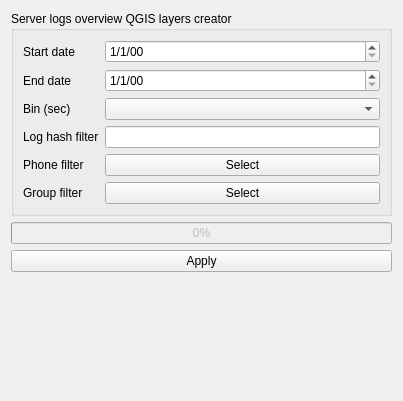
First picture: the form in Azenqos/server_overview_widget.ui, repository meritechsolutions/azenqos_qgis_plugin, before the edit.
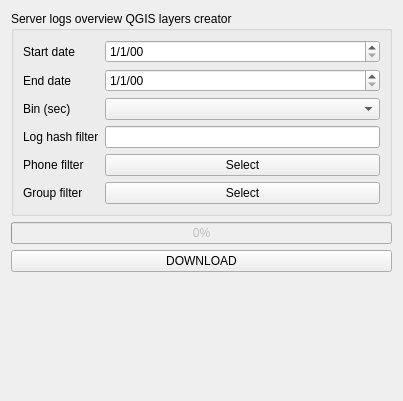
Second picture: the form after the edit.

```diff
--- a/Azenqos/server_overview_widget.ui
+++ b/Azenqos/server_overview_widget.ui
@@ -119,7 +119,7 @@
    <item>
     <widget class="QPushButton" name="applyButton">
      <property name="text">
-      <string>Apply</string>
+      <string>DOWNLOAD</string>
      </property>
     </widget>
    </item>
```
